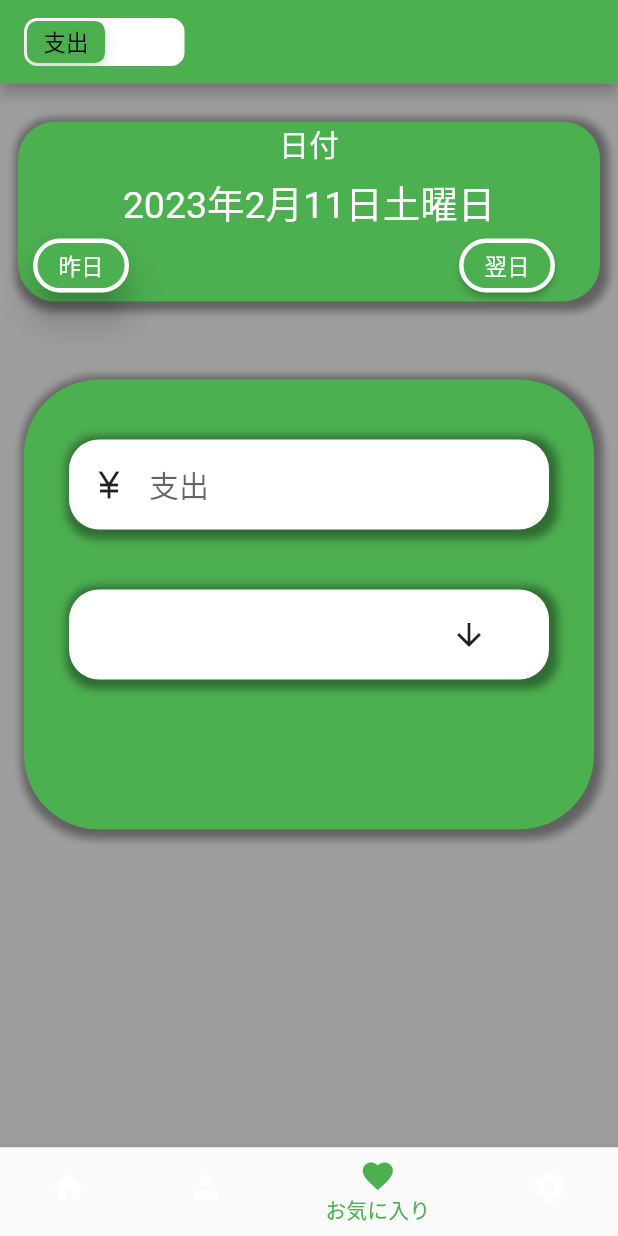
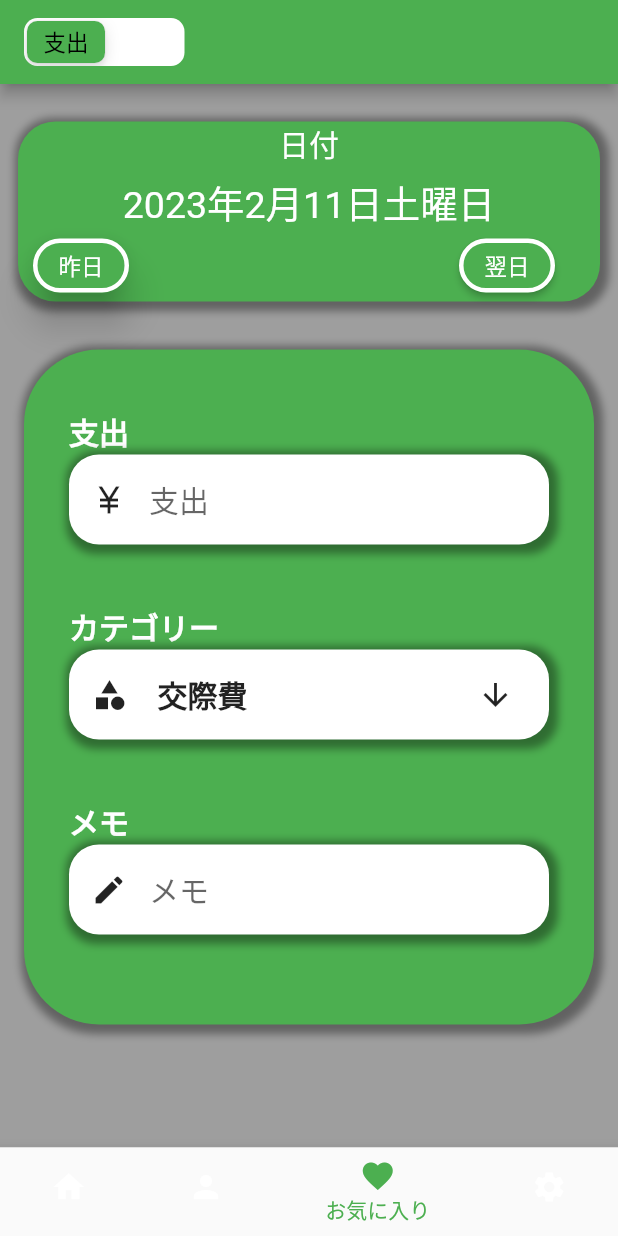
Before and after one commit to keito0612/budget_life, a Flutter app: the screen it shows after launch, item 3 of the bottom bar chosen, on a phone screen of 412 x 824 dp. Run offline on Flutter 3.47's test engine with Material 2 defaults, Android fonts, the phone set to English and light mode, and no system bars; our stand-ins replace flutter_riverpod, freezed_annotation, sqflite; accounts and stored records are empty; Roboto replaces fonts that are missing (SFProRounded).

Commit message:
カテゴリ欄の修正とメモ欄の追加

```diff
--- a/lib/page/expense_page.dart
+++ b/lib/page/expense_page.dart
@@ -2,6 +2,7 @@ import 'package:budget/model/expense.dart';
 import 'package:budget/widgets/bottom_sheet_dar.dart';
 import 'package:budget/widgets/dateBarWidget.dart';
 import 'package:flutter/cupertino.dart';
+import 'package:flutter/foundation.dart';
 import 'package:flutter/material.dart';
 import 'package:flutter_riverpod/flutter_riverpod.dart';
 
@@ -12,18 +13,20 @@ class ExpensePage extends ConsumerWidget {
   ExpensePage({super.key});
 
   List<String> categoryList = ["交際費", "衣服"];
+  String amount = "";
+  String memo = "";
   String category = "";
   @override
   Widget build(BuildContext context, WidgetRef ref) {
     return Container(
       child: Column(children: <Widget>[
         dateBarWidget(),
-        SizedBox(height: 30),
+        SizedBox(height: 10),
         Padding(
           padding: const EdgeInsets.all(10.0),
           child: Container(
               width: 380,
-              height: 300,
+              height: 450,
               decoration: const BoxDecoration(
                 color: Colors.green,
                 borderRadius: BorderRadius.all(Radius.circular(50)),
@@ -36,19 +39,40 @@ class ExpensePage extends ConsumerWidget {
                   ),
                 ],
               ),
-              child: Column(
-                  children: [amountTextField(ref), categoryBar(context, ref)])),
+              child: Column(children: [
+                amountTextField(ref, "支出"),
+                categoryBar(context, ref, "カテゴリー"),
+                memoTextField("メモ")
+              ])),
         )
       ]),
     );
   }
 
-  Widget amountTextField(WidgetRef ref) {
-    final amount = ref.watch(amountProvider);
+  Widget itemLabel(String itemName) {
+    return Padding(
+      padding: const EdgeInsets.only(left: 30),
+      child: Container(
+        width: double.infinity,
+        child: Text(itemName,
+            textAlign: TextAlign.left,
+            style: const TextStyle(
+                color: Colors.white,
+                fontWeight: FontWeight.bold,
+                fontSize: 20)),
+      ),
+    );
+  }
+
+  Widget amountTextField(WidgetRef ref, String itemName) {
+    amount = ref.watch(amountProvider);
     final amountController = ref.read(amountProvider.notifier);
     return Padding(
-      padding: const EdgeInsets.only(top: 40, bottom: 10),
-      child: Container(
+      padding: const EdgeInsets.only(top: 40),
+      child: Column(
+        children: [
+          itemLabel(itemName),
+          Container(
             height: 60,
             width: 320,
             decoration: const BoxDecoration(
@@ -73,8 +97,8 @@ class ExpensePage extends ConsumerWidget {
                   flex: 5,
                   child: TextField(
                     style: TextStyle(fontSize: 20),
-                onChanged: (amount) {
-                  amountController.state = amount;
+                    onChanged: (amountText) {
+                      amountController.state = amountText;
                     },
                     decoration: InputDecoration(
                       border: InputBorder.none,
@@ -85,13 +109,19 @@ class ExpensePage extends ConsumerWidget {
               ],
             ),
           ),
+        ],
+      ),
     );
   }
 
-  Widget categoryBar(BuildContext context, WidgetRef ref) {
+  Widget categoryBar(BuildContext context, WidgetRef ref, String itemName) {
+    final categoryIndex = ref.watch(categoryIndexProvider);
     return Padding(
-      padding: const EdgeInsets.only(top: 30, bottom: 20),
-      child: Container(
+      padding: const EdgeInsets.only(top: 40),
+      child: Column(
+        children: [
+          itemLabel(itemName),
+          Container(
               height: 60,
               width: 320,
               decoration: const BoxDecoration(
@@ -107,15 +137,75 @@ class ExpensePage extends ConsumerWidget {
                 ],
               ),
               child: Row(children: <Widget>[
-            Expanded(flex: 2, child: Text(category)),
+                const SizedBox(width: 15),
+                const Icon(Icons.category),
+                const SizedBox(width: 20),
                 Expanded(
+                  flex: 8,
+                  child: Text(categoryList[categoryIndex],
+                      style:
+                          TextStyle(fontWeight: FontWeight.bold, fontSize: 20)),
+                ),
+                Expanded(
+                  flex: 3,
                   child: IconButton(
                       onPressed: () {
                         bottomSheetBar.showModalPicker(
                             categoryList, context, ref);
                       },
-                    icon: Icon(Icons.arrow_downward)))
+                      icon: Icon(Icons.arrow_downward)),
+                )
               ])),
+        ],
+      ),
+    );
+  }
+
+  Widget memoTextField(String itemName) {
+    return Padding(
+      padding: const EdgeInsets.only(top: 40),
+      child: Column(
+        children: [
+          itemLabel(itemName),
+          Container(
+            height: 60,
+            width: 320,
+            decoration: const BoxDecoration(
+              color: Colors.white,
+              borderRadius: BorderRadius.all(
+                Radius.circular(20),
+              ),
+              boxShadow: [
+                BoxShadow(
+                  color: Colors.black38,
+                  offset: Offset(2.0, 2.0),
+                  blurRadius: 4.0,
+                  spreadRadius: 4.0,
+                ),
+              ],
+            ),
+            child: Row(
+              mainAxisAlignment: MainAxisAlignment.start,
+              children: [
+                const Expanded(flex: 1, child: Icon(Icons.edit)),
+                Expanded(
+                  flex: 5,
+                  child: TextField(
+                    style: TextStyle(fontSize: 20),
+                    onChanged: (memoText) {
+                      memo = memoText;
+                    },
+                    decoration: InputDecoration(
+                      border: InputBorder.none,
+                      hintText: "メモ",
+                    ),
+                  ),
+                ),
+              ],
+            ),
+          ),
+        ],
+      ),
     );
   }
 }
```
Lines whose indentation alone changed are shown as unchanged.
